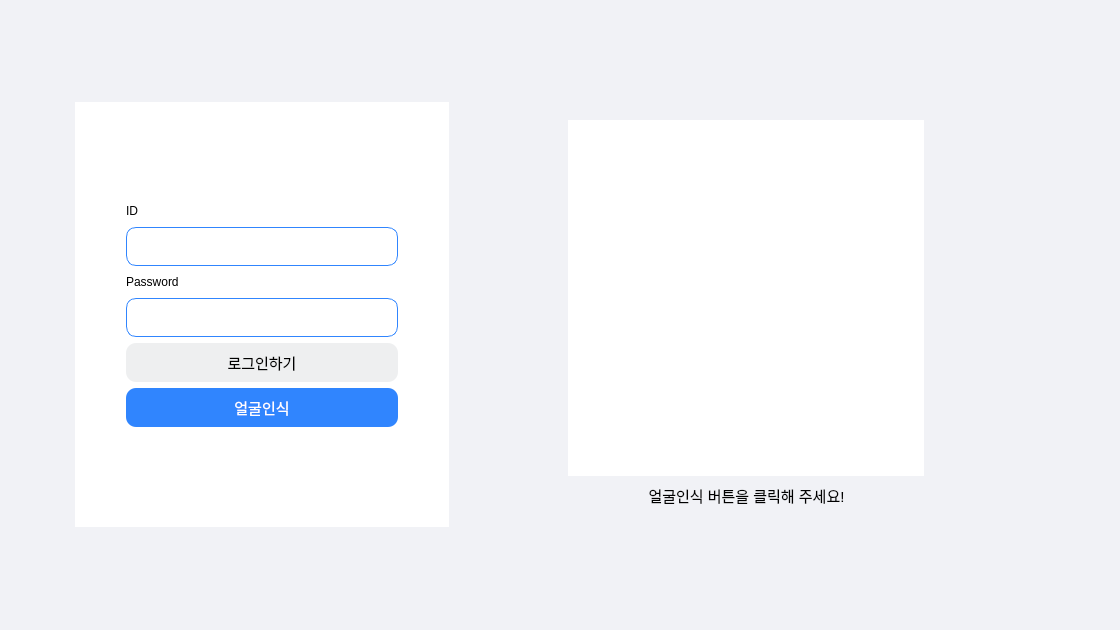
Old version of the form Main/UI/LoginWidget.ui in the repository Uyuniwhite/Face-recognition-Attendance-System-Project.
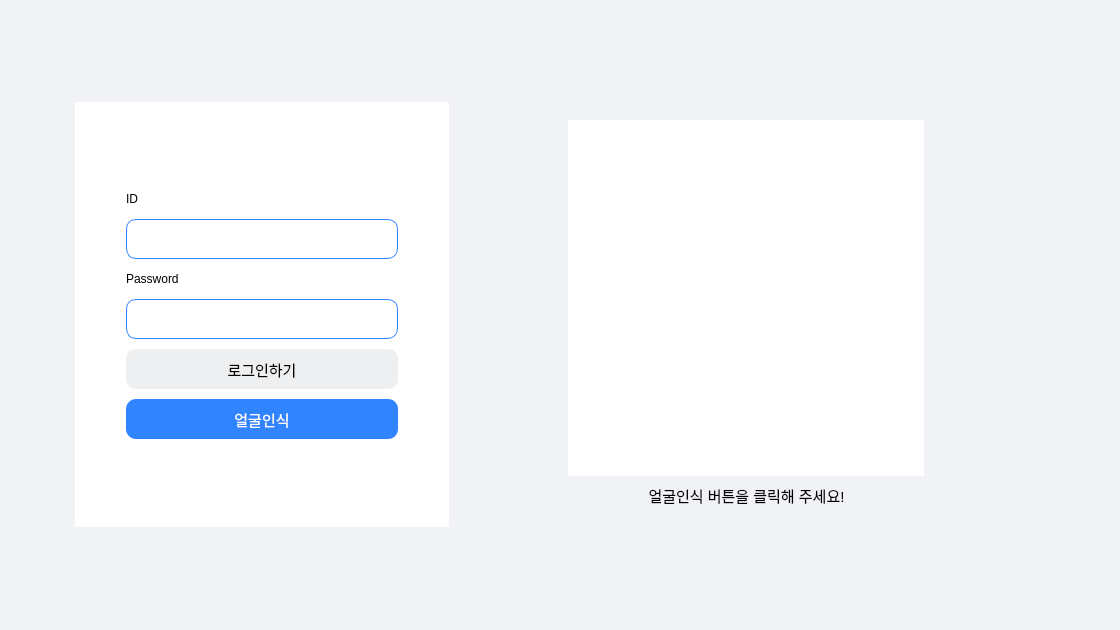
New version of the form. Icons and pictures are not drawn.

```diff
--- a/Main/UI/LoginWidget.ui
+++ b/Main/UI/LoginWidget.ui
@@ -80,7 +80,7 @@
         <property name="maximumSize">
          <size>
           <width>290</width>
-          <height>244</height>
+          <height>277</height>
          </size>
         </property>
         <property name="layoutDirection">
```
